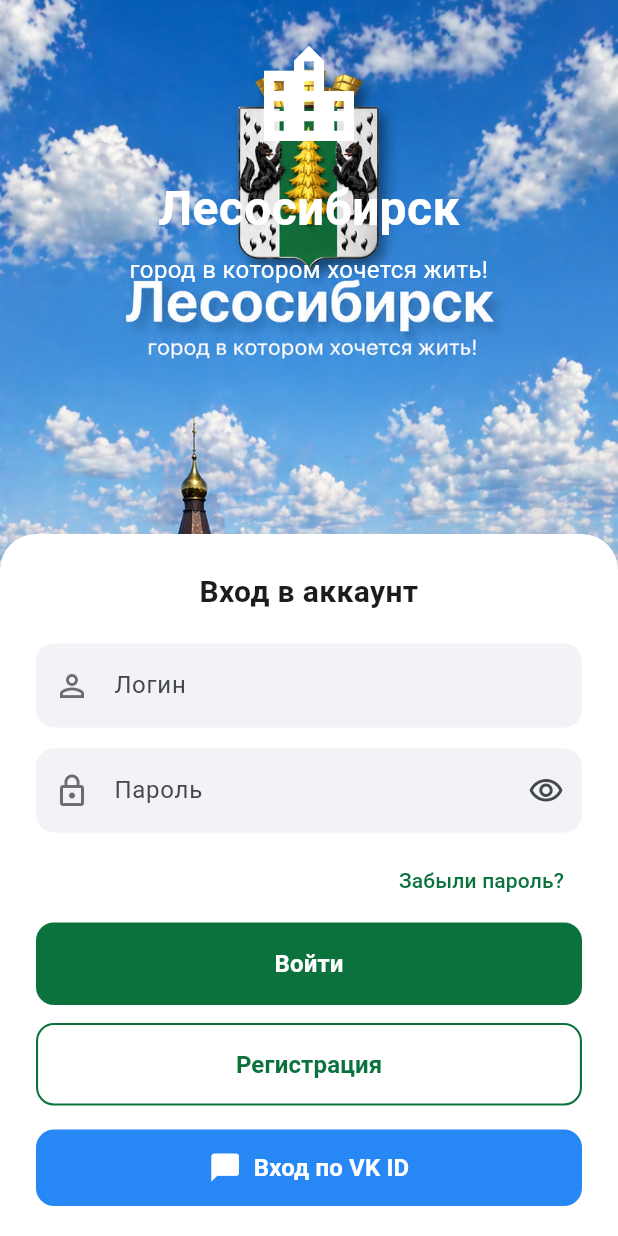
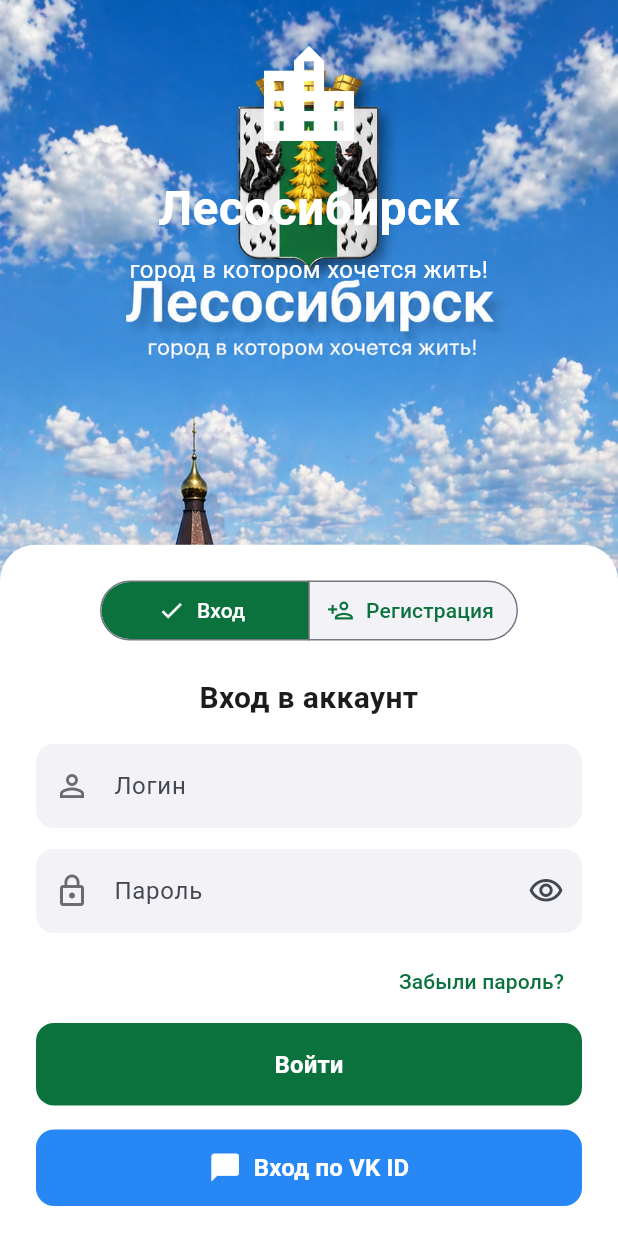
Before and after one commit to galante24/city_app, a Flutter app: the screen it shows after launch, on a phone screen of 412 x 824 dp. Run offline on Flutter 3.47's test engine with Material 3 defaults, Android fonts, the phone set to English and light mode, and no system bars; our stand-ins replace image_picker, supabase_flutter, video_player; accounts and stored records are empty.

Commit message:
Добавлена регистрация и сохранение аккаунтов

```diff
--- a/lib/screens/auth_screen.dart
+++ b/lib/screens/auth_screen.dart
@@ -3,7 +3,7 @@ import 'package:supabase_flutter/supabase_flutter.dart';
 
 import '../config/supabase_ready.dart';
 
-/// Фон, заголовок города, карточка входа. Вход: `signInWithPassword` (логин = email).
+/// Фон, заголовок города, карточка: вход [signInWithPassword] / регистрация [signUp] с [first_name].
 /// Администратор: sranometrr@gmail.com (права в приложении по email в сессии).
 const Color kAuthGreen = Color(0xFF0B723E);
 const Color kAuthVkBlue = Color(0xFF2787F5);
@@ -17,14 +17,17 @@ class AuthScreen extends StatefulWidget {
 
 class _AuthScreenState extends State<AuthScreen> {
   final _formKey = GlobalKey<FormState>();
+  final _nameController = TextEditingController();
   final _loginController = TextEditingController();
   final _passwordController = TextEditingController();
+  bool _isRegister = false;
   bool _obscurePassword = true;
   bool _loading = false;
   String? _error;
 
   @override
   void dispose() {
+    _nameController.dispose();
     _loginController.dispose();
     _passwordController.dispose();
     super.dispose();
@@ -50,6 +53,56 @@ class _AuthScreenState extends State<AuthScreen> {
         email: email,
         password: password,
       );
+    } on AuthException catch (e) {
+      if (mounted) {
+        setState(() => _error = e.message);
+      }
+    } on Object catch (e) {
+      if (mounted) {
+        setState(() => _error = e.toString());
+      }
+    } finally {
+      if (mounted) {
+        setState(() => _loading = false);
+      }
+    }
+  }
+
+  Future<void> _signUp() async {
+    if (!(_formKey.currentState?.validate() ?? false)) {
+      return;
+    }
+    if (!supabaseAppReady) {
+      setState(() => _error = 'Supabase не инициализирован');
+      return;
+    }
+    setState(() {
+      _error = null;
+      _loading = true;
+    });
+    final client = Supabase.instance.client;
+    try {
+      final AuthResponse r = await client.auth.signUp(
+        email: _loginController.text.trim(),
+        password: _passwordController.text,
+        data: <String, dynamic>{'first_name': _nameController.text.trim()},
+      );
+      if (mounted) {
+        if (r.session == null) {
+          ScaffoldMessenger.of(context).showSnackBar(
+            const SnackBar(
+              content: Text(
+                'Аккаунт создан. Подтвердите email, если требуется, затем войдите.',
+              ),
+            ),
+          );
+        }
+        _nameController.clear();
+        _passwordController.clear();
+        setState(() {
+          _isRegister = false;
+        });
+      }
     } on AuthException catch (e) {
       if (mounted) {
         setState(() => _error = e.message);
@@ -123,7 +176,9 @@ class _AuthScreenState extends State<AuthScreen> {
       );
       if (mounted && !ok) {
         ScaffoldMessenger.of(context).showSnackBar(
-          const SnackBar(content: Text('Не удалось открыть окно входа ВКонтакте')),
+          const SnackBar(
+            content: Text('Не удалось открыть окно входа ВКонтакте'),
+          ),
         );
       }
     } on Object catch (e) {
@@ -226,30 +281,103 @@ class _AuthScreenState extends State<AuthScreen> {
                 child: Material(
                   color: Colors.white,
                   child: Padding(
-                    padding: EdgeInsets.fromLTRB(24, 24, 24, 20 + bottomPad),
+                    padding: EdgeInsets.fromLTRB(24, 20, 24, 20 + bottomPad),
                     child: Form(
                       key: _formKey,
                       child: Column(
                         mainAxisSize: MainAxisSize.min,
                         crossAxisAlignment: CrossAxisAlignment.stretch,
                         children: <Widget>[
-                          const Text(
-                            'Вход в аккаунт',
+                          Center(
+                            child: SegmentedButton<bool>(
+                              segments: const <ButtonSegment<bool>>[
+                                ButtonSegment<bool>(
+                                  value: false,
+                                  label: Text('Вход'),
+                                  icon: Icon(Icons.login, size: 18),
+                                ),
+                                ButtonSegment<bool>(
+                                  value: true,
+                                  label: Text('Регистрация'),
+                                  icon: Icon(Icons.person_add_outlined, size: 18),
+                                ),
+                              ],
+                              style: ButtonStyle(
+                                backgroundColor: WidgetStateProperty.resolveWith((
+                                  Set<WidgetState> states,
+                                ) {
+                                  if (states.contains(WidgetState.selected)) {
+                                    return kAuthGreen;
+                                  }
+                                  return const Color(0xFFF2F2F7);
+                                }),
+                                foregroundColor: WidgetStateProperty.resolveWith((
+                                  Set<WidgetState> states,
+                                ) {
+                                  if (states.contains(WidgetState.selected)) {
+                                    return Colors.white;
+                                  }
+                                  return kAuthGreen;
+                                }),
+                              ),
+                              selected: <bool>{_isRegister},
+                              onSelectionChanged: (Set<bool> s) {
+                                setState(() {
+                                  _isRegister = s.first;
+                                  _error = null;
+                                });
+                              },
+                            ),
+                          ),
+                          const SizedBox(height: 20),
+                          Text(
+                            _isRegister ? 'Новый аккаунт' : 'Вход в аккаунт',
                             textAlign: TextAlign.center,
-                            style: TextStyle(
+                            style: const TextStyle(
                               fontSize: 20,
                               fontWeight: FontWeight.w700,
                               color: Color(0xFF1C1C1E),
                             ),
                           ),
-                          const SizedBox(height: 20),
+                          const SizedBox(height: 16),
+                          SingleChildScrollView(
+                            child: Column(
+                              mainAxisSize: MainAxisSize.min,
+                              crossAxisAlignment: CrossAxisAlignment.stretch,
+                              children: <Widget>[
+                                if (_isRegister) ...<Widget>[
+                                  TextFormField(
+                                    controller: _nameController,
+                                    textInputAction: TextInputAction.next,
+                                    textCapitalization: TextCapitalization.words,
+                                    decoration: _fieldDecoration(
+                                      'Имя',
+                                      Icons.badge_outlined,
+                                    ),
+                                    validator: (String? v) {
+                                      if (!_isRegister) {
+                                        return null;
+                                      }
+                                      if (v == null || v.trim().isEmpty) {
+                                        return 'Введите имя';
+                                      }
+                                      return null;
+                                    },
+                                  ),
+                                  const SizedBox(height: 14),
+                                ],
                                 TextFormField(
                                   controller: _loginController,
                                   keyboardType: TextInputType.emailAddress,
                                   textInputAction: TextInputAction.next,
                                   autocorrect: false,
-                            autofillHints: const <String>[AutofillHints.email],
-                            decoration: _fieldDecoration('Логин', Icons.person_outline),
+                                  autofillHints: const <String>[
+                                    AutofillHints.email,
+                                  ],
+                                  decoration: _fieldDecoration(
+                                    'Логин',
+                                    Icons.person_outline,
+                                  ),
                                   validator: (String? v) {
                                     if (v == null || v.trim().isEmpty) {
                                       return 'Введите логин (email)';
@@ -264,9 +392,13 @@ class _AuthScreenState extends State<AuthScreen> {
                                 TextFormField(
                                   controller: _passwordController,
                                   obscureText: _obscurePassword,
-                            autofillHints: const <String>[AutofillHints.password],
-                            decoration: _fieldDecoration('Пароль', Icons.lock_outline)
-                                .copyWith(
+                                  autofillHints: const <String>[
+                                    AutofillHints.password,
+                                  ],
+                                  decoration: _fieldDecoration(
+                                    'Пароль',
+                                    Icons.lock_outline,
+                                  ).copyWith(
                                     suffixIcon: IconButton(
                                       icon: Icon(
                                         _obscurePassword
@@ -300,6 +432,7 @@ class _AuthScreenState extends State<AuthScreen> {
                                     ),
                                   ),
                                 ],
+                                if (!_isRegister) ...<Widget>[
                                   const SizedBox(height: 8),
                                   Align(
                                     alignment: Alignment.centerRight,
@@ -314,15 +447,23 @@ class _AuthScreenState extends State<AuthScreen> {
                                       ),
                                     ),
                                   ),
+                                ] else
+                                  const SizedBox(height: 8),
                                 const SizedBox(height: 4),
                                 SizedBox(
                                   width: double.infinity,
                                   child: FilledButton(
-                              onPressed: _loading ? null : _signIn,
+                                    onPressed: _loading
+                                        ? null
+                                        : _isRegister
+                                            ? _signUp
+                                            : _signIn,
                                     style: FilledButton.styleFrom(
                                       backgroundColor: kAuthGreen,
                                       foregroundColor: Colors.white,
-                                padding: const EdgeInsets.symmetric(vertical: 16),
+                                      padding: const EdgeInsets.symmetric(
+                                        vertical: 16,
+                                      ),
                                       shape: RoundedRectangleBorder(
                                         borderRadius: BorderRadius.circular(12),
                                       ),
@@ -337,8 +478,42 @@ class _AuthScreenState extends State<AuthScreen> {
                                               color: Colors.white,
                                             ),
                                           )
-                                  : const Text(
-                                      'Войти',
+                                        : Text(
+                                            _isRegister
+                                                ? 'Зарегистрироваться'
+                                                : 'Войти',
+                                            style: const TextStyle(
+                                              fontSize: 16,
+                                              fontWeight: FontWeight.w600,
+                                            ),
+                                          ),
+                                  ),
+                                ),
+                                if (!_isRegister) ...<Widget>[
+                                  const SizedBox(height: 16),
+                                  SizedBox(
+                                    width: double.infinity,
+                                    child: FilledButton.icon(
+                                      onPressed: _loading
+                                          ? null
+                                          : _signInWithVk,
+                                      style: FilledButton.styleFrom(
+                                        backgroundColor: kAuthVkBlue,
+                                        foregroundColor: Colors.white,
+                                        padding: const EdgeInsets.symmetric(
+                                          vertical: 14,
+                                        ),
+                                        shape: RoundedRectangleBorder(
+                                          borderRadius: BorderRadius.circular(12),
+                                        ),
+                                        elevation: 0,
+                                      ),
+                                      icon: const Icon(
+                                        Icons.messenger_outlined,
+                                        size: 22,
+                                      ),
+                                      label: const Text(
+                                        'Вход по VK ID',
                                         style: TextStyle(
                                           fontSize: 16,
                                           fontWeight: FontWeight.w600,
@@ -346,64 +521,8 @@ class _AuthScreenState extends State<AuthScreen> {
                                       ),
                                     ),
                                   ),
-                          const SizedBox(height: 12),
-                          SizedBox(
-                            width: double.infinity,
-                            child: OutlinedButton(
-                              onPressed: _loading
-                                  ? null
-                                  : () {
-                                      Navigator.of(context).push(
-                                        MaterialPageRoute<void>(
-                                          builder: (BuildContext c) {
-                                            return const _RegisterScreen();
-                                          },
-                                        ),
-                                      );
-                                    },
-                              style: OutlinedButton.styleFrom(
-                                foregroundColor: kAuthGreen,
-                                side: const BorderSide(
-                                  color: kAuthGreen,
-                                  width: 1.4,
-                                ),
-                                padding: const EdgeInsets.symmetric(vertical: 16),
-                                shape: RoundedRectangleBorder(
-                                  borderRadius: BorderRadius.circular(12),
-                                ),
-                                backgroundColor: Colors.transparent,
-                              ),
-                              child: const Text(
-                                'Регистрация',
-                                style: TextStyle(
-                                  fontSize: 16,
-                                  fontWeight: FontWeight.w600,
-                                ),
-                              ),
-                            ),
-                          ),
-                          const SizedBox(height: 16),
-                          SizedBox(
-                            width: double.infinity,
-                            child: FilledButton.icon(
-                              onPressed: _loading ? null : _signInWithVk,
-                              style: FilledButton.styleFrom(
-                                backgroundColor: kAuthVkBlue,
-                                foregroundColor: Colors.white,
-                                padding: const EdgeInsets.symmetric(vertical: 14),
-                                shape: RoundedRectangleBorder(
-                                  borderRadius: BorderRadius.circular(12),
-                                ),
-                                elevation: 0,
-                              ),
-                              icon: const Icon(Icons.messenger_outlined, size: 22),
-                              label: const Text(
-                                'Вход по VK ID',
-                                style: TextStyle(
-                                  fontSize: 16,
-                                  fontWeight: FontWeight.w600,
-                                ),
-                              ),
+                                ],
+                              ],
                             ),
                           ),
                         ],
@@ -419,194 +538,3 @@ class _AuthScreenState extends State<AuthScreen> {
     );
   }
 }
-
-/// Регистрация: email, пароль, имя — `signUp`, затем по необходимости подтверждение письмом.
-class _RegisterScreen extends StatefulWidget {
-  const _RegisterScreen();
-
-  @override
-  State<_RegisterScreen> createState() => _RegisterScreenState();
-}
-
-class _RegisterScreenState extends State<_RegisterScreen> {
-  final _formKey = GlobalKey<FormState>();
-  final _emailController = TextEditingController();
-  final _passwordController = TextEditingController();
-  final _nameController = TextEditingController();
-  bool _obscure = true;
-  bool _loading = false;
-  String? _error;
-
-  @override
-  void dispose() {
-    _emailController.dispose();
-    _passwordController.dispose();
-    _nameController.dispose();
-    super.dispose();
-  }
-
-  InputDecoration _dec(String l, IconData i) {
-    return InputDecoration(
-      labelText: l,
-      filled: true,
-      fillColor: const Color(0xFFF2F2F7),
-      border: OutlineInputBorder(
-        borderRadius: BorderRadius.circular(12),
-        borderSide: BorderSide.none,
-      ),
-      enabledBorder: OutlineInputBorder(
-        borderRadius: BorderRadius.circular(12),
-        borderSide: BorderSide.none,
-      ),
-      focusedBorder: OutlineInputBorder(
-        borderRadius: BorderRadius.circular(12),
-        borderSide: const BorderSide(color: kAuthGreen, width: 1.2),
-      ),
-      prefixIcon: Icon(i, color: const Color(0xFF6C6C70)),
-    );
-  }
-
-  Future<void> _submit() async {
-    if (!(_formKey.currentState?.validate() ?? false)) {
-      return;
-    }
-    if (!supabaseAppReady) {
-      setState(() => _error = 'Supabase не инициализирован');
-      return;
-    }
-    setState(() {
-      _error = null;
-      _loading = true;
-    });
-    final client = Supabase.instance.client;
-    try {
-      final AuthResponse r = await client.auth.signUp(
-        email: _emailController.text.trim(),
-        password: _passwordController.text,
-        data: <String, dynamic>{'first_name': _nameController.text.trim()},
-      );
-      if (mounted) {
-        if (r.session == null) {
-          ScaffoldMessenger.of(context).showSnackBar(
-            const SnackBar(
-              content: Text(
-                'Аккаунт создан. Подтвердите email, если требуется, затем войдите.',
-              ),
-            ),
-          );
-        }
-        Navigator.of(context).pop();
-      }
-    } on AuthException catch (e) {
-      if (mounted) {
-        setState(() => _error = e.message);
-      }
-    } on Object catch (e) {
-      if (mounted) {
-        setState(() => _error = e.toString());
-      }
-    } finally {
-      if (mounted) {
-        setState(() => _loading = false);
-      }
-    }
-  }
-
-  @override
-  Widget build(BuildContext context) {
-    return Scaffold(
-      appBar: AppBar(
-        title: const Text('Регистрация'),
-        backgroundColor: kAuthGreen,
-        foregroundColor: Colors.white,
-      ),
-      body: Form(
-        key: _formKey,
-        child: ListView(
-          padding: const EdgeInsets.all(24),
-          children: <Widget>[
-            TextFormField(
-              controller: _nameController,
-              textInputAction: TextInputAction.next,
-              decoration: _dec('Имя', Icons.badge_outlined),
-              validator: (String? v) {
-                if (v == null || v.trim().isEmpty) {
-                  return 'Введите имя';
-                }
-                return null;
-              },
-            ),
-            const SizedBox(height: 14),
-            TextFormField(
-              controller: _emailController,
-              keyboardType: TextInputType.emailAddress,
-              decoration: _dec('Email', Icons.email_outlined),
-              validator: (String? v) {
-                if (v == null || v.trim().isEmpty) {
-                  return 'Введите email';
-                }
-                if (!v.contains('@')) {
-                  return 'Некорректный email';
-                }
-                return null;
-              },
-            ),
-            const SizedBox(height: 14),
-            TextFormField(
-              controller: _passwordController,
-              obscureText: _obscure,
-              decoration: _dec('Пароль', Icons.lock_outline).copyWith(
-                suffixIcon: IconButton(
-                  icon: Icon(
-                    _obscure
-                        ? Icons.visibility_outlined
-                        : Icons.visibility_off_outlined,
-                  ),
-                  onPressed: () => setState(() => _obscure = !_obscure),
-                ),
-              ),
-              validator: (String? v) {
-                if (v == null || v.isEmpty) {
-                  return 'Введите пароль';
-                }
-                if (v.length < 6) {
-                  return 'Минимум 6 символов';
-                }
-                return null;
-              },
-            ),
-            if (_error != null) ...<Widget>[
-              const SizedBox(height: 12),
-              Text(
-                _error!,
-                style: const TextStyle(color: Color(0xFFC62828), fontSize: 14),
-              ),
-            ],
-            const SizedBox(height: 24),
-            FilledButton(
-              onPressed: _loading ? null : _submit,
-              style: FilledButton.styleFrom(
-                backgroundColor: kAuthGreen,
-                foregroundColor: Colors.white,
-                padding: const EdgeInsets.symmetric(vertical: 16),
-                shape: RoundedRectangleBorder(
-                  borderRadius: BorderRadius.circular(12),
-                ),
-              ),
-              child: _loading
-                  ? const SizedBox(
-                      height: 22,
-                      width: 22,
-                      child: CircularProgressIndicator(
-                        strokeWidth: 2,
-                        color: Colors.white,
-                      ),
-                    )
-                  : const Text('Создать аккаунт', style: TextStyle(fontSize: 16)),
-            ),
-          ],
-        ),
-      ),
-    );
-  }
-}
```
Lines whose indentation alone changed are shown as unchanged.
